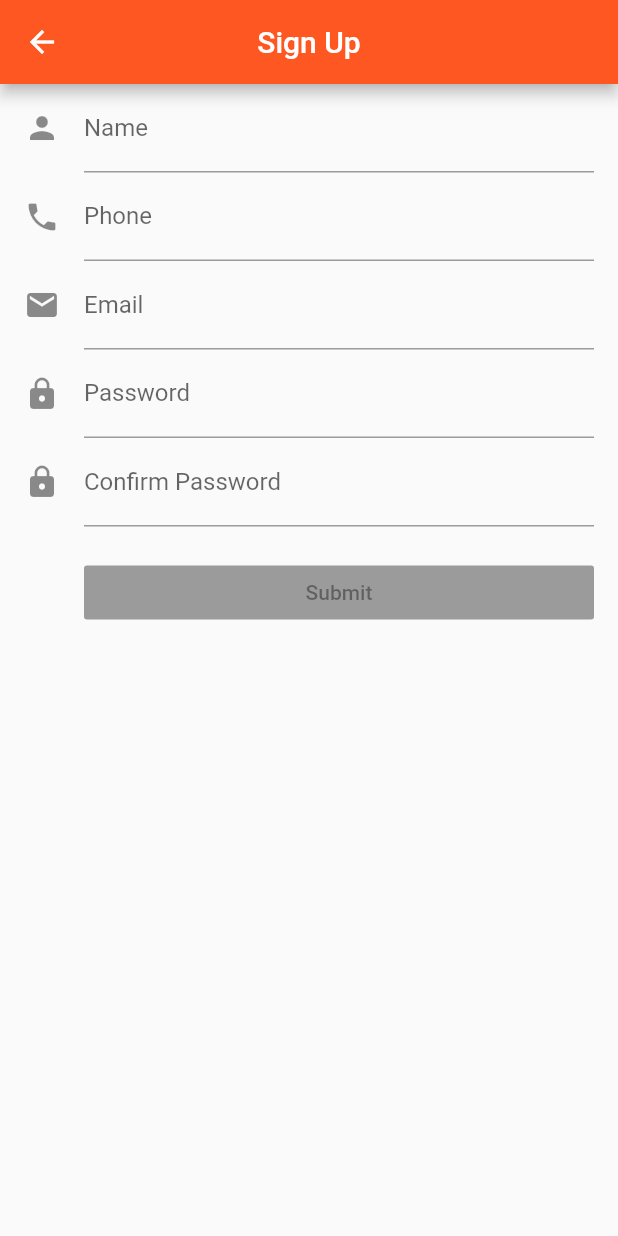
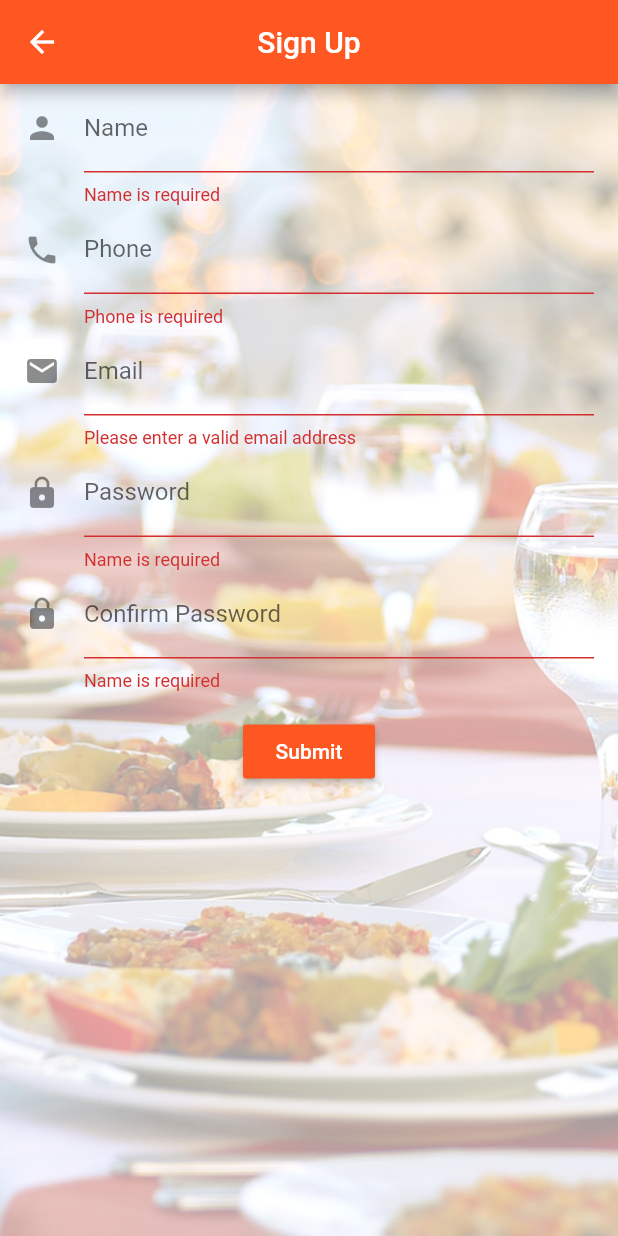
Before and after one commit to rahul-smash/restroappFlutter_dharmikBazar_resined, a Flutter app: the RegisterUser screen opened directly, on a phone screen of 412 x 824 dp. Run offline on Flutter 3.47's test engine with Material 2 defaults, Android fonts, the phone set to English and light mode, and no system bars; our stand-ins replace carousel_slider, dio, fluttertoast, font_awesome_flutter, shared_preferences, sqflite; missing offline and left inert: device_id; accounts and stored records are empty; network calls fail.

Commit message:
register modules

```diff
--- a/lib/src/Screens/RegisterScreen.dart
+++ b/lib/src/Screens/RegisterScreen.dart
@@ -1,5 +1,6 @@
 import 'package:flutter/material.dart';
 import 'package:flutter/services.dart';
+import 'package:restroapp/src/utils/Utils.dart';
 
 class RegisterUser extends StatefulWidget {
 
@@ -8,21 +9,26 @@ class RegisterUser extends StatefulWidget {
 
   @override
   _RegisterUserState createState() => new _RegisterUserState();
-
 }
 
 class _RegisterUserState extends State<RegisterUser> {
-
+  final GlobalKey<ScaffoldState> _scaffoldKey = new GlobalKey<ScaffoldState>();
   final GlobalKey<FormState> _formKey = new GlobalKey<FormState>();
 
   @override
   Widget build(BuildContext context) {
     return new Scaffold(
+      key: _scaffoldKey,
       appBar: new AppBar(
         title: new Text("Sign Up"),
         centerTitle: true,
       ),
-      body: new SafeArea(
+      body: Container(
+        decoration: BoxDecoration(
+          image: DecorationImage(
+              image: AssetImage("images/offer_bg.png"), fit: BoxFit.cover),
+        ),
+        child: new SafeArea(
           top: false,
           bottom: false,
           child: new Form(
@@ -37,6 +43,11 @@ class _RegisterUserState extends State<RegisterUser> {
                       hintText: 'Enter your first and last name',
                       labelText: 'Name',
                     ),
+                    inputFormatters: [new LengthLimitingTextInputFormatter(30)],
+                    validator: (val) => val.isEmpty ? 'Name is required' : null,
+                    onSaved: (val) {
+
+                    },
                   ),
                   new TextFormField(
                     decoration: const InputDecoration(
@@ -45,9 +56,13 @@ class _RegisterUserState extends State<RegisterUser> {
                       labelText: 'Phone',
                     ),
                     keyboardType: TextInputType.phone,
+                    validator: (val) => val.isEmpty ? 'Phone is required' : null,
                     inputFormatters: [
                       WhitelistingTextInputFormatter.digitsOnly,
                     ],
+                    onSaved: (val) {
+
+                    },
                   ),
                   new TextFormField(
                     decoration: const InputDecoration(
@@ -56,6 +71,12 @@ class _RegisterUserState extends State<RegisterUser> {
                       labelText: 'Email',
                     ),
                     keyboardType: TextInputType.emailAddress,
+                    validator: (value) => isValidEmail(value)
+                        ? null
+                        : 'Please enter a valid email address',
+                    onSaved: (val) {
+
+                    },
                   ),
                   new TextFormField(
                     decoration: const InputDecoration(
@@ -64,6 +85,10 @@ class _RegisterUserState extends State<RegisterUser> {
                       labelText: 'Password',
                     ),
                     keyboardType: TextInputType.visiblePassword,
+                    validator: (val) => val.isEmpty ? 'Name is required' : null,
+                    onSaved: (val) {
+
+                    },
                   ),
                   new TextFormField(
                     decoration: const InputDecoration(
@@ -72,15 +97,64 @@ class _RegisterUserState extends State<RegisterUser> {
                       labelText: 'Confirm Password',
                     ),
                     keyboardType: TextInputType.visiblePassword,
+                    validator: (val) => val.isEmpty ? 'Name is required' : null,
+                    onSaved: (val) {
+
+                    },
                   ),
                   new Container(
-                      padding: const EdgeInsets.only(left: 40.0, top: 20.0),
-                      child: new RaisedButton(
-                        child: const Text('Submit'),
-                        onPressed: null,
-                      )),
+                    height: 20.0,
+                  ),
+                  new Container(
+                    height: 40.0,
+                    child: InkWell(
+                      onTap: () {
+                        print("on click message");
+                      },
+                      child: Row(
+                        crossAxisAlignment: CrossAxisAlignment.center,
+                        mainAxisAlignment: MainAxisAlignment.center,
+                        children: <Widget>[
+                        new RaisedButton(
+                          child: const Text('Submit',style: TextStyle(color: Colors.white),),
+                          onPressed: _submitForm,
+                          color: Colors.deepOrange,
+                        ),
+                        ],
+                      ),
+                    ),
+                  ),
                 ],
-              ))),
+              )),
+        ),
+      ),
     );
   }
+
+  bool isValidEmail(String input) {
+    final RegExp regex = new RegExp(r"^[a-zA-Z0-9.!#$%&'*+/=?^_`{|}~-]+@[a-zA-Z0-9](?:[a-zA-Z0-9-]{0,253}[a-zA-Z0-9])?(?:\.[a-zA-Z0-9](?:[a-zA-Z0-9-]{0,253}[a-zA-Z0-9])?)*$");
+    return regex.hasMatch(input);
+  }
+
+  void _submitForm() {
+    final FormState form = _formKey.currentState;
+
+    if (!form.validate()) {
+      //Utils.showToast('Signup Data is not valid!  Please review and correct.',true);
+    } else {
+      form.save(); //This invokes each onSaved event
+
+      /*print('Form save called, newContact is now up to date...');
+      print('Email: ${newContact.name}');
+      print('Dob: ${newContact.dob}');
+      print('Phone: ${newContact.phone}');
+      print('Email: ${newContact.email}');
+      print('Favorite Color: ${newContact.favoriteColor}');
+      print('========================================');
+      print('Submitting to back end...');
+      print('TODO - we will write the submission part next...');*/
+    }
+  }
+
+
 }
--- a/pubspec.yaml
+++ b/pubspec.yaml
@@ -61,6 +61,7 @@ flutter:
     - images/bottom_bg.png
     - images/loginbackground.png
     - images/logo.png
+    - images/offer_bg.png
 
   # An image asset can refer to one or more resolution-specific "variants", see
   # https://flutter.dev/assets-and-images/#resolution-aware.
```
